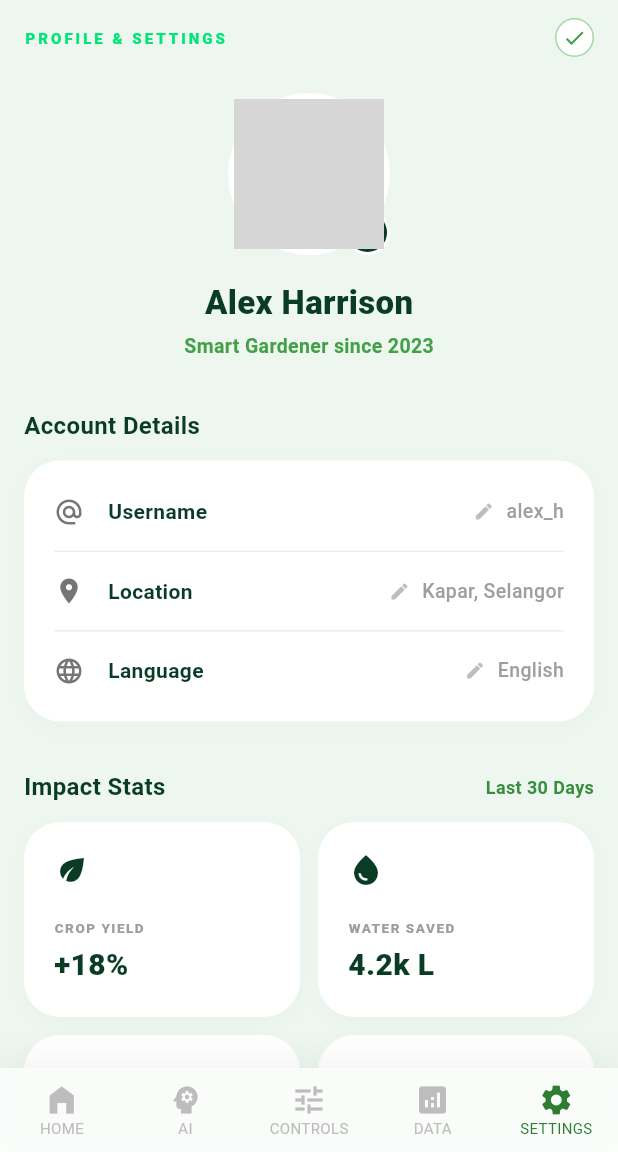
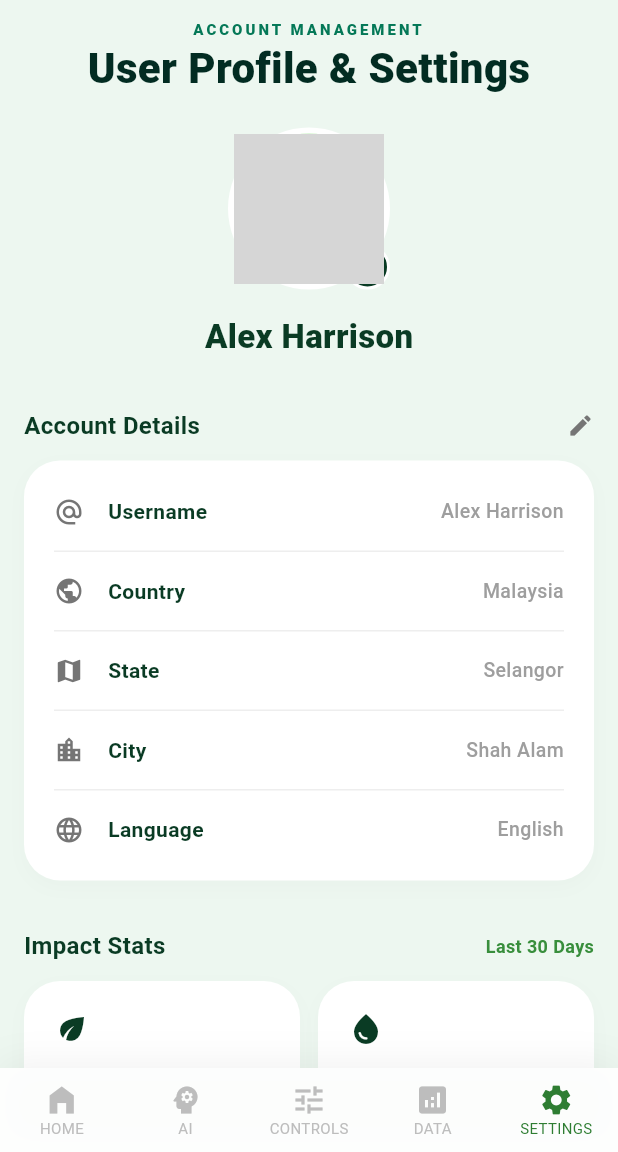
Before and after one commit to zhilimmm/SensorHub_AI, a Flutter app: the screen it shows after launch, item 5 of the bottom bar chosen, on a phone screen of 412 x 824 dp, the part 84-1236 px from its top. Run offline on Flutter 3.47's test engine with Material 3 defaults, Android fonts, the light colour scheme and no system bars; network calls fail; Roboto replaces fonts that are missing (Manrope); grey boxes are pictures that could not be loaded.

Commit message:
finalised Profile UI

```diff
--- a/lib/main.dart
+++ b/lib/main.dart
@@ -16,7 +16,7 @@ class SmartGreenhouseApp extends StatelessWidget {
       debugShowCheckedModeBanner: false,
       title: 'SensorHub AI',
       theme: ThemeData(
-        scaffoldBackgroundColor: const Color.fromARGB(255, 202, 236, 205),
+        scaffoldBackgroundColor: const Color(0xFFEDF7F0),
         colorScheme: ColorScheme.fromSeed(seedColor: Colors.green),
         fontFamily: 'Manrope',
       ),
--- a/lib/screens/userprofile_tab.dart
+++ b/lib/screens/userprofile_tab.dart
@@ -8,16 +8,65 @@ class SettingsTab extends StatefulWidget {
 }
 
 class _SettingsTabState extends State<SettingsTab> {
-  // State for notification switches
   bool _alertsEnabled = true;
   bool _reportsEnabled = true;
   bool _updatesEnabled = false;
 
-  // Design Colors
+  bool _isEditingAccount = false;
+
+  final TextEditingController _usernameController = TextEditingController(text: 'Alex Harrison');
+
+  String _selectedCountry = 'Malaysia';
+  String _selectedState = 'Selangor';
+  String _selectedCity = 'Shah Alam';
+  String _selectedLanguage = 'English';
+
+  final List<String> _countryOptions = [
+    'Malaysia',
+    'Singapore',
+    'Indonesia',
+    'Thailand'
+  ];
+
+  final List<String> _stateOptions = [
+    'Selangor',
+    'Kuala Lumpur',
+    'Penang',
+    'Johor',
+    'Perak'
+  ];
+
+  final List<String> _cityOptions = [
+    'Shah Alam',
+    'Kapar',
+    'Klang',
+    'Subang Jaya',
+    'Petaling Jaya'
+  ];
+
+  final List<String> _languageOptions = [
+    'English',
+    'Bahasa Melayu',
+    'Chinese'
+  ];
+
   final Color _bgColor = const Color(0xFFEDF7F0);
   final Color _darkGreen = const Color(0xFF0A3B24);
-  final Color _vibrantGreen = const Color(0xFF00E676);
   final Color _cardColor = Colors.white;
+
+  @override
+  void initState() {
+    super.initState();
+    _usernameController.addListener(() {
+      setState(() {});
+    });
+  }
+
+  @override
+  void dispose() {
+    _usernameController.dispose();
+    super.dispose();
+  }
 
   @override
   Widget build(BuildContext context) {
@@ -29,11 +78,11 @@ class _SettingsTabState extends State<SettingsTab> {
           child: Column(
             crossAxisAlignment: CrossAxisAlignment.start,
             children: [
-              _buildHeaderUppercaseLabel(),
+              _buildHeaderSection(),
               const SizedBox(height: 24),
-              _buildProfileSectionWithoutButtons(),
+              _buildProfileSection(),
               const SizedBox(height: 32),
-              _buildAccountDetailsWithEditIcons(),
+              _buildAccountDetails(),
               const SizedBox(height: 32),
               _buildImpactStats(),
               const SizedBox(height: 32),
@@ -48,37 +97,29 @@ class _SettingsTabState extends State<SettingsTab> {
     );
   }
 
-  Widget _buildHeaderUppercaseLabel() {
-    return Row(
-      mainAxisAlignment: MainAxisAlignment.spaceBetween,
-      children: [
-        Row(
+  Widget _buildHeaderSection() {
+    return const SizedBox(
+      width: double.infinity,
+      child: Column(
+        crossAxisAlignment: CrossAxisAlignment.center,
         children: [
           Text(
-              'PROFILE & SETTINGS',
-              style: TextStyle(
-                color: _vibrantGreen,
-                fontSize: 10,
-                fontWeight: FontWeight.w900,
-                letterSpacing: 2
+            'ACCOUNT MANAGEMENT',
+            textAlign: TextAlign.center,
+            style: TextStyle(color: Color(0xFF047857), fontSize: 10, fontWeight: FontWeight.w900, letterSpacing: 2),
           ),
+          SizedBox(height: 4),
+          Text(
+            'User Profile & Settings',
+            textAlign: TextAlign.center,
+            style: TextStyle(fontSize: 28, fontWeight: FontWeight.w900, color: Color(0xFF022C22), height: 1.1),
           ),
         ],
       ),
-        Container(
-          padding: const EdgeInsets.all(4),
-          decoration: BoxDecoration(
-            color: Colors.white,
-            shape: BoxShape.circle,
-            border: Border.all(color: Colors.green.shade200),
-          ),
-          child: Icon(Icons.check, color: Colors.green.shade600, size: 16),
-        )
-      ],
     );
   }
 
-  Widget _buildProfileSectionWithoutButtons() {
+  Widget _buildProfileSection() {
     return Column(
       children: [
         Center(
@@ -109,24 +150,44 @@ class _SettingsTabState extends State<SettingsTab> {
           ),
         ),
         const SizedBox(height: 16),
-        Text(
-          'Alex Harrison',
+        Center(
+          child: Text(
+            _usernameController.text.isEmpty ? 'Unknown User' : _usernameController.text,
             style: TextStyle(color: _darkGreen, fontSize: 22, fontWeight: FontWeight.w900),
           ),
-        const SizedBox(height: 4),
-        Text(
-          'Smart Gardener since 2023',
-          style: TextStyle(color: Colors.green.shade600, fontSize: 13, fontWeight: FontWeight.w600),
         ),
       ],
     );
   }
 
-  Widget _buildAccountDetailsWithEditIcons() {
+  Widget _buildAccountDetails() {
     return Column(
       crossAxisAlignment: CrossAxisAlignment.start,
       children: [
+        Row(
+          mainAxisAlignment: MainAxisAlignment.spaceBetween,
+          children: [
             Text('Account Details', style: TextStyle(color: _darkGreen, fontSize: 16, fontWeight: FontWeight.bold)),
+            GestureDetector(
+              onTap: () {
+                setState(() {
+                  _isEditingAccount = !_isEditingAccount;
+                });
+              },
+              child: _isEditingAccount
+                  ? Container(
+                      padding: const EdgeInsets.symmetric(horizontal: 12, vertical: 4),
+                      decoration: BoxDecoration(
+                        color: Colors.green.shade50,
+                        borderRadius: BorderRadius.circular(12),
+                        border: Border.all(color: Colors.green.shade200),
+                      ),
+                      child: Text('Done', style: TextStyle(color: Colors.green.shade700, fontWeight: FontWeight.bold, fontSize: 12)),
+                    )
+                  : Icon(Icons.edit, color: Colors.grey.shade600, size: 18),
+            )
+          ],
+        ),
         const SizedBox(height: 12),
         Container(
           padding: const EdgeInsets.symmetric(horizontal: 20, vertical: 8),
@@ -137,11 +198,31 @@ class _SettingsTabState extends State<SettingsTab> {
           ),
           child: Column(
             children: [
-              _buildAccountRowWithEditIcon(Icons.alternate_email, 'Username', 'alex_h'),
+              _buildAccountRowText(Icons.alternate_email, 'Username', _usernameController),
               Divider(color: Colors.grey.shade200, height: 1),
-              _buildAccountRowWithEditIcon(Icons.location_on, 'Location', 'Kapar, Selangor'),
+              _buildAccountRowDropdown(Icons.public, 'Country', _selectedCountry, _countryOptions, (String? newValue) {
+                if (newValue != null) {
+                  setState(() => _selectedCountry = newValue);
+                }
+              }),
               Divider(color: Colors.grey.shade200, height: 1),
-              _buildAccountRowWithEditIcon(Icons.language, 'Language', 'English'),
+              _buildAccountRowDropdown(Icons.map, 'State', _selectedState, _stateOptions, (String? newValue) {
+                if (newValue != null) {
+                  setState(() => _selectedState = newValue);
+                }
+              }),
+              Divider(color: Colors.grey.shade200, height: 1),
+              _buildAccountRowDropdown(Icons.location_city, 'City', _selectedCity, _cityOptions, (String? newValue) {
+                if (newValue != null) {
+                  setState(() => _selectedCity = newValue);
+                }
+              }),
+              Divider(color: Colors.grey.shade200, height: 1),
+              _buildAccountRowDropdown(Icons.language, 'Language', _selectedLanguage, _languageOptions, (String? newValue) {
+                if (newValue != null) {
+                  setState(() => _selectedLanguage = newValue);
+                }
+              }),
             ],
           ),
         ),
@@ -149,7 +230,7 @@ class _SettingsTabState extends State<SettingsTab> {
     );
   }
 
-  Widget _buildAccountRowWithEditIcon(IconData icon, String label, String value) {
+  Widget _buildAccountRowText(IconData icon, String label, TextEditingController controller) {
     return Padding(
       padding: const EdgeInsets.symmetric(vertical: 16.0),
       child: Row(
@@ -157,10 +238,68 @@ class _SettingsTabState extends State<SettingsTab> {
           Icon(icon, color: Colors.grey.shade600, size: 20),
           const SizedBox(width: 16),
           Text(label, style: TextStyle(color: _darkGreen, fontSize: 14, fontWeight: FontWeight.bold)),
-          const Spacer(),
-          Icon(Icons.edit, color: Colors.grey.shade400, size: 14),
-          const SizedBox(width: 8),
-          Text(value, style: TextStyle(color: Colors.grey.shade500, fontSize: 13, fontWeight: FontWeight.w500)),
+          const SizedBox(width: 16),
+          Expanded(
+            child: _isEditingAccount
+                ? TextField(
+                    controller: controller,
+                    textAlign: TextAlign.right,
+                    style: TextStyle(color: Colors.green.shade800, fontSize: 13, fontWeight: FontWeight.w600),
+                    decoration: InputDecoration(
+                      isDense: true,
+                      contentPadding: const EdgeInsets.only(bottom: 4),
+                      enabledBorder: UnderlineInputBorder(borderSide: BorderSide(color: Colors.grey.shade300)),
+                      focusedBorder: const UnderlineInputBorder(borderSide: BorderSide(color: Colors.green, width: 2)),
+                    ),
+                  )
+                : Text(
+                    controller.text,
+                    textAlign: TextAlign.right,
+                    style: TextStyle(color: Colors.grey.shade500, fontSize: 13, fontWeight: FontWeight.w500),
+                  ),
+          ),
+        ],
+      ),
+    );
+  }
+
+  Widget _buildAccountRowDropdown(IconData icon, String label, String currentValue, List<String> options, ValueChanged<String?> onChanged) {
+    return Padding(
+      padding: const EdgeInsets.symmetric(vertical: 16.0),
+      child: Row(
+        children: [
+          Icon(icon, color: Colors.grey.shade600, size: 20),
+          const SizedBox(width: 16),
+          Text(label, style: TextStyle(color: _darkGreen, fontSize: 14, fontWeight: FontWeight.bold)),
+          const SizedBox(width: 16),
+          Expanded(
+            child: _isEditingAccount
+                ? Align(
+                    alignment: Alignment.centerRight,
+                    child: DropdownButton<String>(
+                      value: currentValue,
+                      isDense: true,
+                      icon: Icon(Icons.arrow_drop_down, color: Colors.green.shade700),
+                      style: TextStyle(color: Colors.green.shade800, fontSize: 13, fontWeight: FontWeight.w600),
+                      underline: Container(
+                        height: 1,
+                        color: Colors.grey.shade300,
+                      ),
+                      onChanged: onChanged,
+                      items: options.map<DropdownMenuItem<String>>((String option) {
+                        return DropdownMenuItem<String>(
+                          value: option,
+                          child: Text(option),
+                        );
+                      }).toList(),
+                    ),
+                  )
+                : Text(
+                    currentValue,
+                    textAlign: TextAlign.right,
+                    style: TextStyle(color: Colors.grey.shade500, fontSize: 13, fontWeight: FontWeight.w500),
+                  ),
+          ),
         ],
       ),
     );
```
Lines whose indentation alone changed are shown as unchanged.
